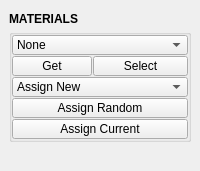
Qt form tentacle/ui/materials.ui (m3trik/tentacle) before a commit.
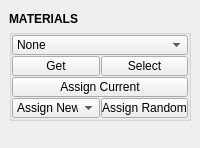
The same form after that commit. Custom widgets are drawn as their Qt base class.

Patch:
```diff
--- a/tentacle/ui/materials.ui
+++ b/tentacle/ui/materials.ui
@@ -10,7 +10,7 @@
     <x>0</x>
     <y>0</y>
     <width>200</width>
-    <height>171</height>
+    <height>148</height>
    </rect>
   </property>
   <property name="sizePolicy">
@@ -81,7 +81,32 @@
          <property name="spacing">
           <number>1</number>
          </property>
-         <item row="2" column="0" colspan="3">
+         <item row="11" column="0" colspan="4">
+          <widget class="PushButton" name="b005">
+           <property name="enabled">
+            <bool>true</bool>
+           </property>
+           <property name="minimumSize">
+            <size>
+             <width>0</width>
+             <height>20</height>
+            </size>
+           </property>
+           <property name="maximumSize">
+            <size>
+             <width>16777215</width>
+             <height>20</height>
+            </size>
+           </property>
+           <property name="toolTip">
+            <string>Assign the current material to any selected object(s).</string>
+           </property>
+           <property name="text">
+            <string>Assign Current</string>
+           </property>
+          </widget>
+         </item>
+         <item row="2" column="0" colspan="4">
           <widget class="ComboBox" name="cmb002">
            <property name="minimumSize">
             <size>
@@ -117,57 +142,7 @@
            </item>
           </widget>
          </item>
-         <item row="8" column="0">
-          <widget class="QPushButton" name="b002">
-           <property name="enabled">
-            <bool>true</bool>
-           </property>
-           <property name="minimumSize">
-            <size>
-             <width>0</width>
-             <height>20</height>
-            </size>
-           </property>
-           <property name="maximumSize">
-            <size>
-             <width>16777215</width>
-             <height>20</height>
-            </size>
-           </property>
-           <property name="toolTip">
-            <string>Set material shader ID from selection.</string>
-           </property>
-           <property name="text">
-            <string>Get</string>
-           </property>
-          </widget>
-         </item>
-         <item row="10" column="0" colspan="3">
-          <widget class="PushButton" name="b004">
-           <property name="enabled">
-            <bool>true</bool>
-           </property>
-           <property name="minimumSize">
-            <size>
-             <width>0</width>
-             <height>20</height>
-            </size>
-           </property>
-           <property name="maximumSize">
-            <size>
-             <width>16777215</width>
-             <height>20</height>
-            </size>
-           </property>
-           <property name="toolTip">
-            <string>Assign a new random material to any selected object(s).</string>
-           </property>
-           <property name="text">
-            <string>Assign Random</string>
-           </property>
-          </widget>
-         </item>
-         <item row="8" column="1" colspan="2">
+         <item row="8" column="2" colspan="2">
           <widget class="PushButton" name="tb000">
            <property name="enabled">
             <bool>true</bool>
@@ -192,7 +167,32 @@
            </property>
           </widget>
          </item>
-         <item row="9" column="0" colspan="3">
+         <item row="8" column="0" colspan="2">
+          <widget class="QPushButton" name="b002">
+           <property name="enabled">
+            <bool>true</bool>
+           </property>
+           <property name="minimumSize">
+            <size>
+             <width>0</width>
+             <height>20</height>
+            </size>
+           </property>
+           <property name="maximumSize">
+            <size>
+             <width>16777215</width>
+             <height>20</height>
+            </size>
+           </property>
+           <property name="toolTip">
+            <string>Set material shader ID from selection.</string>
+           </property>
+           <property name="text">
+            <string>Get</string>
+           </property>
+          </widget>
+         </item>
+         <item row="12" column="0" colspan="2">
           <widget class="ComboBox" name="cmb000">
            <property name="minimumSize">
             <size>
@@ -228,8 +228,8 @@
            </item>
           </widget>
          </item>
-         <item row="11" column="0" colspan="3">
-          <widget class="PushButton" name="b005">
+         <item row="12" column="2" colspan="2">
+          <widget class="PushButton" name="b004">
            <property name="enabled">
             <bool>true</bool>
            </property>
@@ -249,7 +249,7 @@
             <string>Assign the current material to any selected object(s).</string>
            </property>
            <property name="text">
-            <string>Assign Current</string>
+            <string>Assign Random</string>
            </property>
           </widget>
          </item>
@@ -275,6 +275,11 @@
   </widget>
  </widget>
  <customwidgets>
+  <customwidget>
+   <class>PushButton</class>
+   <extends>QPushButton</extends>
+   <header>uitk.widgets.pushbutton.PushButton.h</header>
+  </customwidget>
   <customwidget>
    <class>Header</class>
    <extends>QLabel</extends>
@@ -285,11 +290,6 @@
    <extends>QComboBox</extends>
    <header>uitk.widgets.comboBox.ComboBox.h</header>
   </customwidget>
-  <customwidget>
-   <class>PushButton</class>
-   <extends>QPushButton</extends>
-   <header>widgets.pushbutton.h</header>
-  </customwidget>
  </customwidgets>
  <resources/>
  <connections/>
```
Left out of the diff: 2 changed lines with no effect on the pictures.
